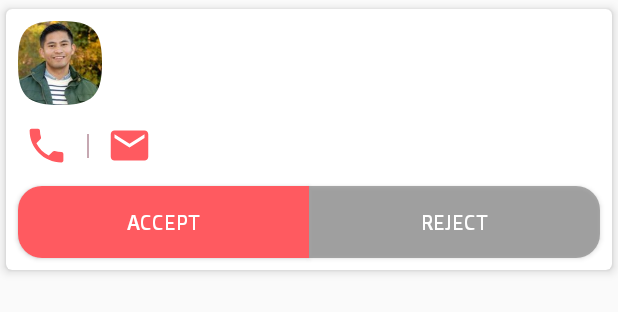
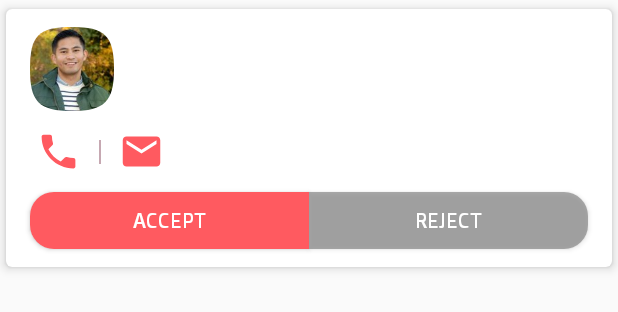
Before and after one commit to DroidLove/MatchesCard, an Android app: the layout item_matches_profile.xml on its own in the app's theme, with its tools: preview values and no code run, on a phone screen of 412 x 824 dp. Shown: the top 312 px of the screen. Run offline under Robolectric (Android 15) with nearby library versions, the phone set to English and light mode, and no system bars.

```diff
--- a/app/src/main/AndroidManifest.xml
+++ b/app/src/main/AndroidManifest.xml
@@ -2,6 +2,7 @@
 <manifest xmlns:android="http://schemas.android.com/apk/res/android"
     package="inc.yoman.matchescard">
 
+    <uses-permission android:name="android.permission.ACCESS_NETWORK_STATE" />
     <uses-permission android:name="android.permission.INTERNET" />
 
     <application
--- a/app/src/main/java/inc/yoman/matchescard/mvp/model/MatchesProfileModel.kt
+++ b/app/src/main/java/inc/yoman/matchescard/mvp/model/MatchesProfileModel.kt
@@ -7,6 +7,7 @@ import io.reactivex.schedulers.Schedulers
 import okhttp3.OkHttpClient
 import okhttp3.Request
 import okhttp3.logging.HttpLoggingInterceptor
+import java.util.concurrent.TimeUnit
 
 /**
  */
@@ -25,7 +26,10 @@ class MatchesProfileModel(private val presenter: MatchesProfilePresenter) {
             logging.level = HttpLoggingInterceptor.Level.BODY
 
             val client = OkHttpClient.Builder()
-                    .addInterceptor(logging).build()
+                    .readTimeout(5, TimeUnit.MINUTES)
+                    .connectTimeout(5, TimeUnit.MINUTES)
+                    .addInterceptor(logging)
+                    .build()
 
             val response = client.newCall(request).execute()
             return@fromCallable response?.body()?.string()
--- a/app/src/main/java/inc/yoman/matchescard/mvp/presenter/MatchesProfilePresenter.kt
+++ b/app/src/main/java/inc/yoman/matchescard/mvp/presenter/MatchesProfilePresenter.kt
@@ -9,8 +9,4 @@ interface MatchesProfilePresenter {
     fun mappingResult(result: Any): MutableList<MatchesProfileResponseModel>
 
     fun onResponse(responseJson: Flowable<MutableList<MatchesProfileResponseModel>>)
-
-    fun onError(responseJson: Any, apiName: String)
-
-    fun onConnectionLost(e: Throwable)
 }
--- a/app/src/main/java/inc/yoman/matchescard/utils/customview/ItemOffsetDecoration.java
+++ b/app/src/main/java/inc/yoman/matchescard/utils/customview/ItemOffsetDecoration.java
@@ -5,7 +5,6 @@ import android.support.v7.widget.RecyclerView;
 import android.view.View;
 
 /**
- * Created by Patrick Ivarsson on 7/18/17.
  */
 public class ItemOffsetDecoration extends RecyclerView.ItemDecoration {
 
--- /dev/null
+++ b/app/src/main/res/drawable/ic_refresh_black_24dp.xml
@@ -0,0 +1,5 @@
+<vector android:autoMirrored="true" android:height="24dp"
+    android:viewportHeight="24.0" android:viewportWidth="24.0"
+    android:width="24dp" xmlns:android="http://schemas.android.com/apk/res/android">
+    <path android:fillColor="@color/colorPrimary" android:pathData="M17.65,6.35C16.2,4.9 14.21,4 12,4c-4.42,0 -7.99,3.58 -7.99,8s3.57,8 7.99,8c3.73,0 6.84,-2.55 7.73,-6h-2.08c-0.82,2.33 -3.04,4 -5.65,4 -3.31,0 -6,-2.69 -6,-6s2.69,-6 6,-6c1.66,0 3.14,0.69 4.22,1.78L13,11h7V4l-2.35,2.35z"/>
+</vector>
--- a/app/src/main/res/layout/item_matches_profile.xml
+++ b/app/src/main/res/layout/item_matches_profile.xml
@@ -2,8 +2,7 @@
 <android.support.v7.widget.CardView
         xmlns:android="http://schemas.android.com/apk/res/android"
         xmlns:app="http://schemas.android.com/apk/res-auto"
-    xmlns:tools="http://schemas.android.com/tools"
-    style="@style/CardViewStyle_Normal"
+        style="@style/CardViewStyle_Normal"
         android:layout_width="match_parent"
         android:layout_height="wrap_content"
         android:descendantFocusability="afterDescendants"
@@ -18,49 +17,60 @@
             android:id="@+id/imageView_profile"
             android:layout_width="@dimen/dialog_avatar_width"
             android:layout_height="@dimen/dialog_avatar_height"
-            android:layout_marginLeft="8dp"
-            android:layout_marginStart="8dp"
-            android:layout_marginTop="8dp"
-            android:clickable="true"
+            android:layout_marginLeft="16dp"
+            android:layout_marginStart="16dp"
+            android:layout_marginTop="12dp"
             android:src="@drawable/demo_imag"
             app:layout_constraintStart_toStartOf="parent"
             app:layout_constraintTop_toTopOf="parent" />
 
         <TextView
             android:id="@+id/textView_user_details"
-            android:layout_width="wrap_content"
+            android:layout_width="0dp"
             android:layout_height="wrap_content"
+            android:layout_marginEnd="8dp"
             android:layout_marginLeft="8dp"
+            android:layout_marginRight="8dp"
             android:layout_marginStart="8dp"
+            android:layout_marginTop="4dp"
+            android:ellipsize="end"
             android:fontFamily="@font/doppio_one"
+            android:maxLines="1"
+            android:singleLine="true"
             android:text=""
+            android:textColor="@color/dark_gray"
             android:textSize="16sp"
             android:textStyle="bold"
+            app:layout_constraintEnd_toEndOf="parent"
             app:layout_constraintStart_toEndOf="@+id/imageView_profile"
             app:layout_constraintTop_toTopOf="@+id/imageView_profile" />
 
         <TextView
             android:id="@+id/textView_address"
-            android:layout_width="wrap_content"
+            android:layout_width="0dp"
             android:layout_height="wrap_content"
+            android:layout_marginEnd="8dp"
             android:layout_marginLeft="8dp"
+            android:layout_marginRight="8dp"
             android:layout_marginStart="8dp"
-            android:layout_marginTop="8dp"
+            android:layout_marginTop="4dp"
+            android:ellipsize="end"
             android:fontFamily="@font/doppio_one"
+            android:maxLines="1"
             android:text=""
+            app:layout_constraintEnd_toEndOf="parent"
             app:layout_constraintStart_toEndOf="@+id/imageView_profile"
             app:layout_constraintTop_toBottomOf="@+id/textView_user_details" />
 
         <Button
             android:id="@+id/button_accept"
             android:layout_width="0dp"
-            android:layout_height="wrap_content"
-            android:layout_marginBottom="8dp"
-            android:layout_marginLeft="8dp"
-            android:layout_marginStart="8dp"
+            android:layout_height="@dimen/dimen_38"
+            android:layout_marginBottom="12dp"
+            android:layout_marginLeft="16dp"
+            android:layout_marginStart="16dp"
             android:layout_marginTop="8dp"
             android:background="@drawable/shape_outcoming_message"
-            android:clickable="true"
             android:fontFamily="@font/doppio_one"
             android:foreground="?android:attr/selectableItemBackground"
             android:text="Accept"
@@ -76,10 +86,10 @@
         <Button
             android:id="@+id/button_reject"
             android:layout_width="0dp"
-            android:layout_height="wrap_content"
-            android:layout_marginBottom="8dp"
-            android:layout_marginEnd="8dp"
-            android:layout_marginRight="8dp"
+            android:layout_height="@dimen/dimen_38"
+            android:layout_marginBottom="12dp"
+            android:layout_marginEnd="16dp"
+            android:layout_marginRight="16dp"
             android:background="@drawable/shape_incoming_message"
             android:clickable="true"
             android:fontFamily="@font/doppio_one"
@@ -98,9 +108,9 @@
             android:layout_width="@dimen/dimen_38"
             android:layout_height="@dimen/dimen_38"
             android:layout_marginEnd="8dp"
-            android:layout_marginLeft="8dp"
+            android:layout_marginLeft="16dp"
             android:layout_marginRight="8dp"
-            android:layout_marginStart="8dp"
+            android:layout_marginStart="16dp"
             android:layout_marginTop="8dp"
             android:clickable="true"
             android:foreground="?android:attr/selectableItemBackground"
--- a/app/src/main/res/values/colors.xml
+++ b/app/src/main/res/values/colors.xml
@@ -5,5 +5,6 @@
     <color name="colorAccent">#c6a8b2</color>
 
     <color name="white">#FFFFFF</color>
+    <color name="dark_gray">#3e3e3e</color>
     <color name="ivory_dark">#ae858585</color>
 </resources>
--- a/app/src/main/res/values/strings.xml
+++ b/app/src/main/res/values/strings.xml
@@ -2,4 +2,8 @@
     <string name="app_name">MatchesCard</string>
 
     <string name="invalid_mobile_found">Contact number not available</string>
+    <string name="no_internet_connection">No Internet Connection</string>
+    <string name="please_try_again">Please Try Again</string>
+    <string name="refresh_to_see_more">Listing Empty!! Refresh to see more</string>
+    <string name="general_error_message">Something went wrong!! Please try again later</string>
 </resources>
--- a/app/src/main/res/values/styles.xml
+++ b/app/src/main/res/values/styles.xml
@@ -19,7 +19,7 @@
         <item name="cardUseCompatPadding">true</item>
     </style>
 
-    <style name="SplashTheme" parent="Theme.AppCompat.Light.NoActionBar">
+    <style name="SplashTheme" parent="AppTheme">
         <item name="android:windowBackground">@drawable/drawable_splash</item>
     </style>
 
```
Also changed, not shown: app/src/main/java/inc/yoman/matchescard/mvp/presenterImpl/MatchesProfilePresenterImpl.kt (+4 -8 lines), app/src/main/java/inc/yoman/matchescard/mvp/view/BaseView.kt (+0 -8 lines), app/src/main/java/inc/yoman/matchescard/ui/activity/MainActivity.kt (+31 -18 lines), app/src/main/java/inc/yoman/matchescard/ui/adapter/MatchesProfileAdapter.kt (+9 -1 lines), app/src/main/java/inc/yoman/matchescard/utils/AppUtils.kt (+19 -5 lines), app/src/main/res/layout/activity_main.xml (+28 -0 lines).
